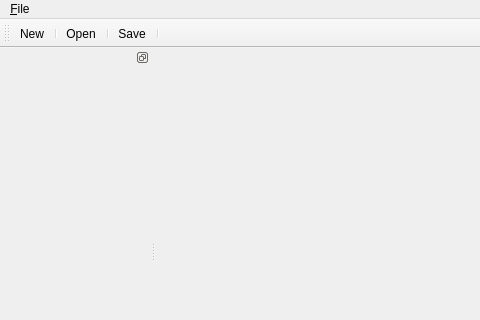
KDE/kreenshot-editor, file src/ui/MainWindow.ui: the form before one commit; both pictures show x 0 to 480 and y 0 to 320 of the 791 by 475 pixel window.
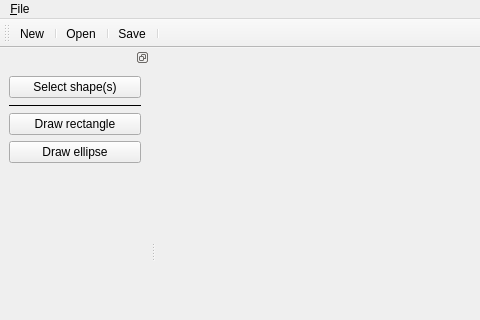
The form after the commit. Icons and pictures are not drawn.

Patch:
```diff
--- a/src/ui/MainWindow.ui
+++ b/src/ui/MainWindow.ui
@@ -66,7 +66,7 @@
    <property name="minimumSize">
     <size>
      <width>150</width>
-     <height>35</height>
+     <height>130</height>
     </size>
    </property>
    <property name="features">
@@ -75,7 +75,57 @@
    <attribute name="dockWidgetArea">
     <number>1</number>
    </attribute>
-   <widget class="QWidget" name="dockWidgetContents"/>
+   <widget class="QWidget" name="dockWidgetContents">
+    <layout class="QVBoxLayout" name="verticalLayout">
+     <item>
+      <widget class="QPushButton" name="pushButton">
+       <property name="text">
+        <string>Select shape(s)</string>
+       </property>
+      </widget>
+     </item>
+     <item>
+      <widget class="Line" name="line">
+       <property name="frameShadow">
+        <enum>QFrame::Plain</enum>
+       </property>
+       <property name="midLineWidth">
+        <number>0</number>
+       </property>
+       <property name="orientation">
+        <enum>Qt::Horizontal</enum>
+       </property>
+      </widget>
+     </item>
+     <item>
+      <widget class="QPushButton" name="pushButton_2">
+       <property name="text">
+        <string>Draw rectangle</string>
+       </property>
+      </widget>
+     </item>
+     <item>
+      <widget class="QPushButton" name="pushButton_3">
+       <property name="text">
+        <string>Draw ellipse</string>
+       </property>
+      </widget>
+     </item>
+     <item>
+      <spacer name="verticalSpacer">
+       <property name="orientation">
+        <enum>Qt::Vertical</enum>
+       </property>
+       <property name="sizeHint" stdset="0">
+        <size>
+         <width>20</width>
+         <height>40</height>
+        </size>
+       </property>
+      </spacer>
+     </item>
+    </layout>
+   </widget>
   </widget>
   <action name="aOpen">
    <property name="icon">
```
